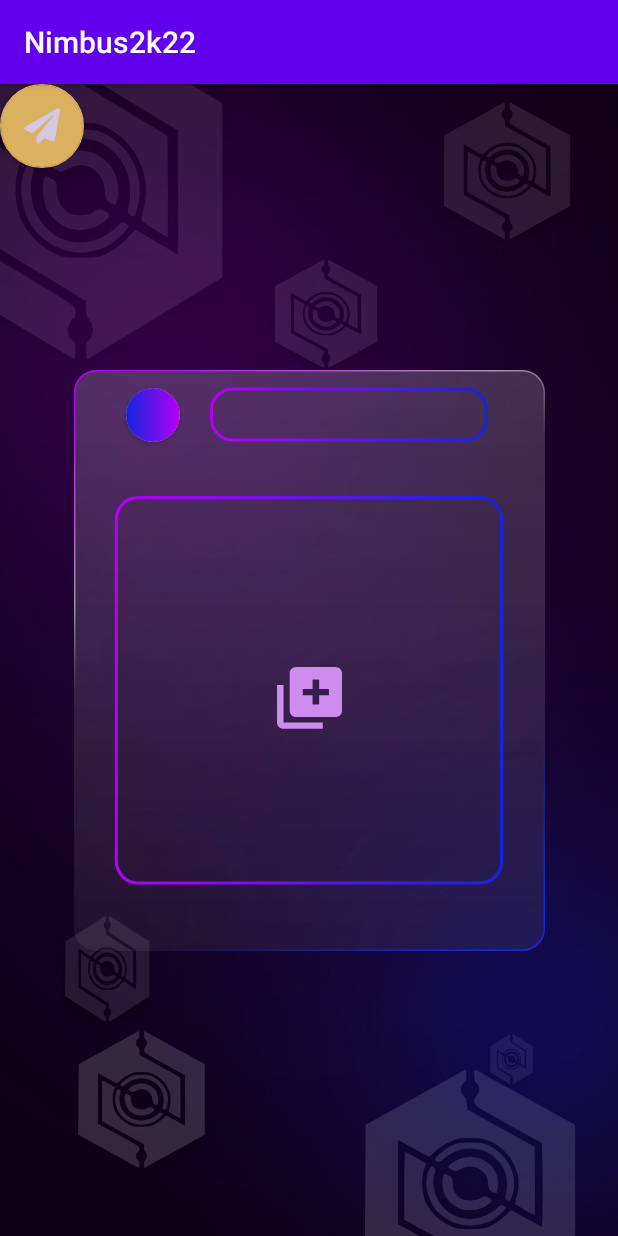
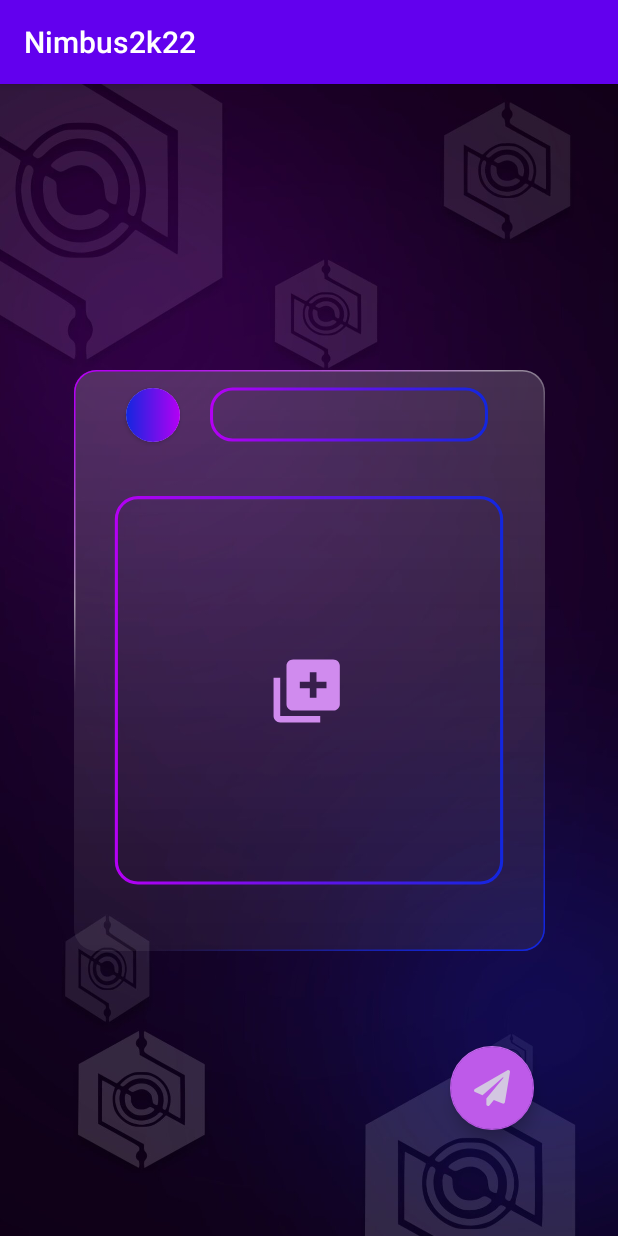
Before and after one commit to appteam-nith/Nimbus-2k22-front-end, an Android app: the screen it shows after launch (memePost), on a phone screen of 412 x 824 dp. Run offline under Robolectric (Android 15) with nearby library versions, the light colour scheme and no system bars; pictures from the network do not load.

Commit message:
add drawable resource file for meme post

```diff
--- a/app/src/main/java/com/nith/nimbus2k22/memePost.java
+++ b/app/src/main/java/com/nith/nimbus2k22/memePost.java
@@ -26,8 +26,8 @@ Uri imageUri;
         memedisplay=findViewById(R.id.memeDisplay);
         displaypic=findViewById(R.id.profilePic);
         caption=findViewById(R.id.caption);
-        choosebutton=findViewById(R.id.memeChooseButton);
-        choosebutton.setOnClickListener(new View.OnClickListener() {
+//        choosebutton=findViewById(R.id.memeChooseButton);
+        memedisplay.setOnClickListener(new View.OnClickListener() {
             @Override
             public void onClick(View v) {
                 openGallery();
--- /dev/null
+++ b/app/src/main/res/drawable/ic_post_meme.xml
@@ -0,0 +1,29 @@
+<vector xmlns:android="http://schemas.android.com/apk/res/android"
+    xmlns:aapt="http://schemas.android.com/aapt"
+    android:width="292dp"
+    android:height="292dp"
+    android:viewportWidth="292"
+    android:viewportHeight="292">
+  <path
+      android:pathData="M35,16H257C264.732,16 271,22.268 271,30V252C271,259.732 264.732,266 257,266H35C27.268,266 21,259.732 21,252V30C21,22.268 27.268,16 35,16Z"
+      android:strokeWidth="2"
+      android:fillColor="#00000000">
+    <aapt:attr name="android:strokeColor">
+      <gradient
+          android:startY="143.571"
+          android:startX="20"
+          android:endY="143.571"
+          android:endX="272"
+          android:type="linear">
+        <item android:offset="0" android:color="#FFB500F4"/>
+        <item android:offset="1" android:color="#FF1226DF"/>
+      </gradient>
+    </aapt:attr>
+  </path>
+  <path
+      android:pathData="M127.326,161.883H153.281V157.74H127.326V132.885H123V157.74C123,160.025 124.94,161.883 127.326,161.883Z"
+      android:fillColor="#D08BEE"/>
+  <path
+      android:pathData="M161.674,121H135.718C133.333,121 131.393,122.858 131.393,125.143V149.998C131.393,152.282 133.333,154.14 135.718,154.14H161.674C164.059,154.14 166,152.282 166,149.998V125.143C166,122.858 164.059,121 161.674,121ZM157.348,139.641H150.859V145.855H146.533V139.641H140.044V135.499H146.533V129.285H150.859V135.499H157.348V139.641Z"
+      android:fillColor="#D08BEE"/>
+</vector>
--- /dev/null
+++ b/app/src/main/res/drawable/postmeme.xml
@@ -0,0 +1,4 @@
+<?xml version="1.0" encoding="utf-8"?>
+<selector xmlns:android="http://schemas.android.com/apk/res/android">
+
+</selector>
--- a/app/src/main/res/layout/activity_meme_post.xml
+++ b/app/src/main/res/layout/activity_meme_post.xml
@@ -27,7 +27,7 @@
         app:layout_constraintStart_toStartOf="@id/imageView1"
         app:layout_constraintTop_toTopOf="@id/imageView1"
         app:layout_constraintVertical_bias="0.789"
-        app:srcCompat="@drawable/ic_memepostbg" />
+        app:srcCompat="@drawable/ic_post_meme" />
 
     <LinearLayout
         android:id="@+id/linearLayout"
@@ -97,20 +97,14 @@
         android:contentDescription="post user feed button"
         android:elevation="20dp"
         android:focusable="true"
-        app:backgroundTint="#DBB05E"
-        app:srcCompat="@drawable/ic_postsymbol"
-        tools:layout_editor_absoluteX="307dp"
-        tools:layout_editor_absoluteY="595dp" />
+        app:backgroundTint="#BE5AE9"
+        app:layout_constraintBottom_toBottomOf="parent"
+        app:layout_constraintEnd_toEndOf="parent"
+        app:layout_constraintHorizontal_bias="0.842"
+        app:layout_constraintStart_toStartOf="parent"
+        app:layout_constraintTop_toBottomOf="@+id/imageView1"
+        app:layout_constraintVertical_bias="0.474"
+        app:srcCompat="@drawable/ic_postsymbol" />
 
-    <ImageView
-        android:id="@+id/memeChooseButton"
-        android:layout_width="wrap_content"
-        android:layout_height="wrap_content"
-        android:src="@drawable/ic_group_153"
-        app:layout_constraintBottom_toBottomOf="@id/memeDisplay"
-        app:layout_constraintLeft_toLeftOf="@id/memeDisplay"
-        app:layout_constraintRight_toRightOf="@id/memeDisplay"
-        app:layout_constraintTop_toTopOf="@id/memeDisplay">
 
-    </ImageView>
 </androidx.constraintlayout.widget.ConstraintLayout>
```
